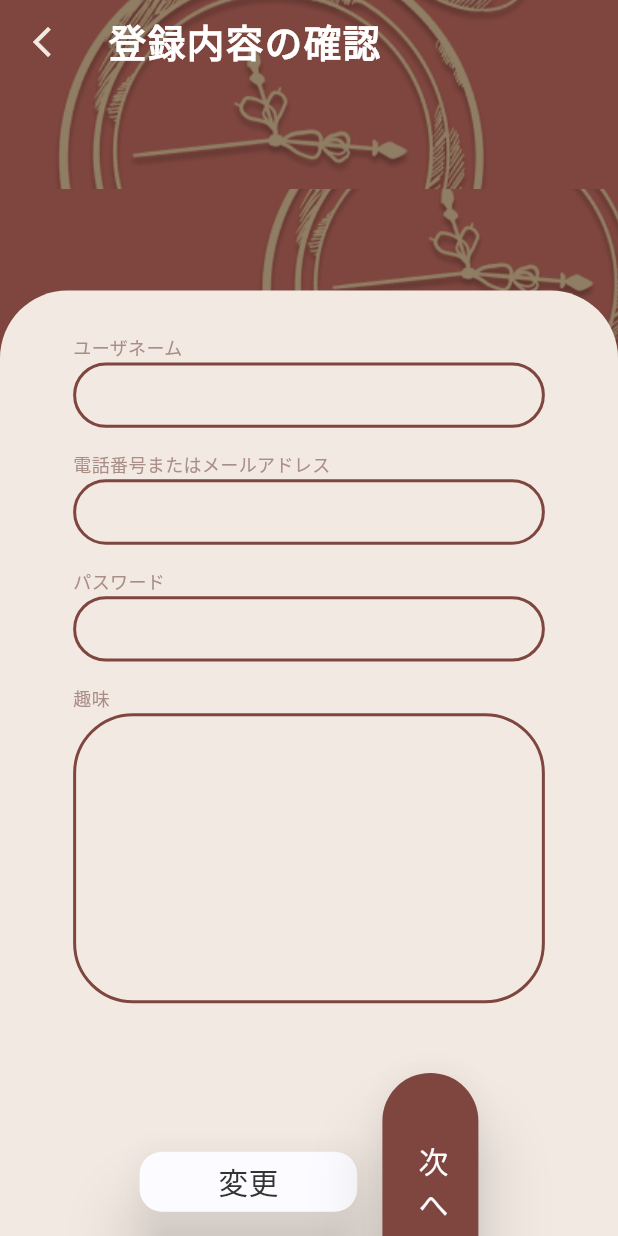
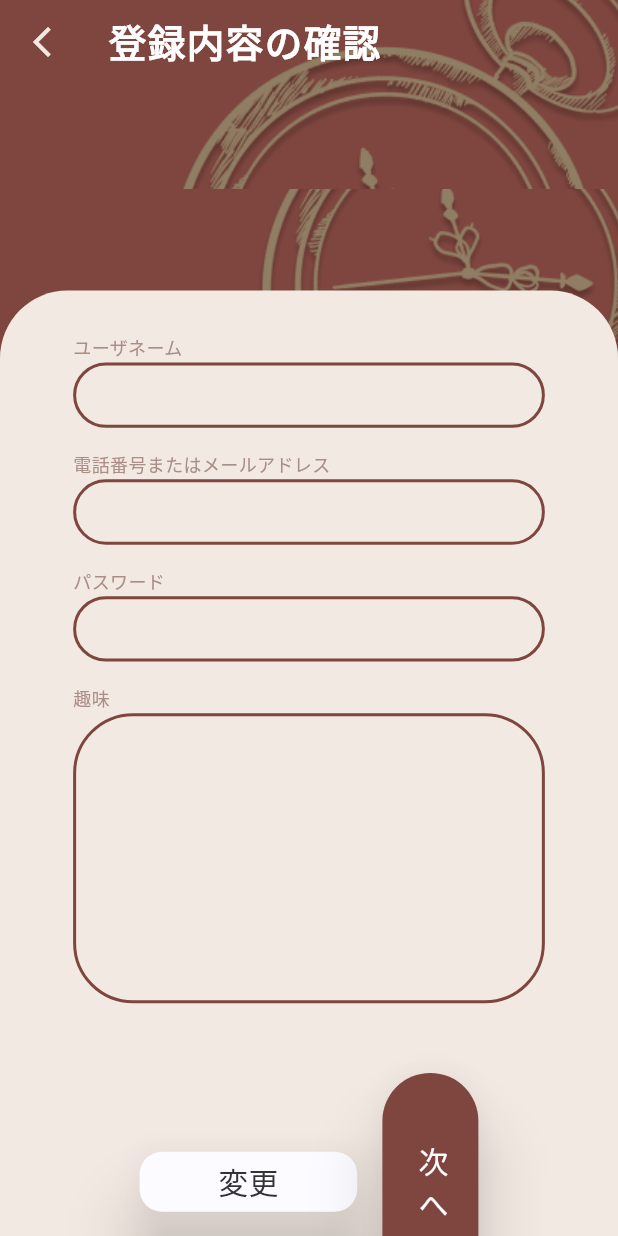
Before and after one commit to k-hinata515/time_alchemy_app, a Flutter app: the Registered_Content_Page screen opened directly, on a phone screen of 412 x 824 dp. Run offline on Flutter 3.47's test engine with Material 3 defaults, Android fonts, the phone set to English and light mode, and no system bars; our stand-ins replace cloud_firestore, device_preview, dotted_border, firebase_auth, firebase_core, flutter_rating_bar and 5 more; accounts and stored records are empty; generated files the repository leaves out were written again; network calls fail.

Commit message:
update AppBarWhiteTextCompornentのコード更新

```diff
--- a/lib/component/AppCompornent.dart
+++ b/lib/component/AppCompornent.dart
@@ -26,10 +26,34 @@ class AppBarWhiteTextCompornent extends StatelessWidget
   @override
   Widget build(BuildContext context) {
     final screen = ScreenRef(context).watch(screenProvider);
-
-    return AppBar(
+    final screen2 = MediaQuery.of(context).size;
+    return Stack(
+      children: [
+        Container(
+          child: Positioned(
+            top: screen.designH(-40),
+            right: screen.designW(-150),
+            child: Container(
+              color: Colors_compornet.globalBackgroundColorRed,
+              child: Container(
+                width: screen.designW(550), // 画像の幅を適切に設定してください
+                height: screen.designH(350), // 画像の高さを適切に設定してください
+                decoration: BoxDecoration(
+                  image: DecorationImage(
+                    image: AssetImage(
+                      'assets/logo_images/BackgroundTimeImage.png',
+                    ),
+                    fit: BoxFit.none,
+                  ),
+                ),
+              ),
+            ),
+          ),
+        ),
+        AppBar(
           elevation: 0,
-      backgroundColor: Colors_compornet.globalBackgroundColorRed,
+          backgroundColor: Colors.transparent,
+          //backgroundColor: Colors_compornet.globalBackgroundColorRed,
           bottom: PreferredSize(
             preferredSize: Size.fromHeight(0), // AppBarの下線を削除
             child: Container(),
@@ -79,26 +103,86 @@ class AppBarWhiteTextCompornent extends StatelessWidget
                   ),
                 ]
               : null,
-      flexibleSpace: Container(
-        decoration: BoxDecoration(
-          image: DecorationImage(
-            image: AssetImage(
-              'assets/logo_images/BackgroundTimeImage.png',
         ),
-            fit: BoxFit.none,
-          ),
-        ),
-        child: Align(
-          alignment: Alignment.topRight,
-          child: Padding(
-            padding: EdgeInsets.only(right: screen.designW(190)),
-            child: Container(
-                // ここに適用したい子要素を追加
-                ),
-          ),
-        ),
-      ),
+      ],
     );
+
+    // return new MaterialApp(
+    //     home: Stack(
+    //   children: <Widget>[
+    //     Align(
+    //       alignment: Alignment(1, 0),
+    //       child: Container(
+    //         height: double.infinity,
+    //         width: double.infinity,
+    //         decoration: BoxDecoration(
+    //           image: DecorationImage(
+    //             image: AssetImage(
+    //               'assets/logo_images/BackgroundTimeImage.png',
+    //             ),
+    //             fit: BoxFit.cover,
+    //           ),
+    //         ),
+    //       ),
+    //     ),
+    //     Scaffold(
+    //       backgroundColor: Colors.transparent,
+    //       appBar: AppBar(
+    //         backgroundColor: Colors.transparent,
+    //         elevation: 0.0,
+    //         bottom: PreferredSize(
+    //           preferredSize: Size.fromHeight(0), // AppBarの下線を削除
+    //           child: Container(),
+    //         ),
+    //         leading: showLeftIcon
+    //             ? IconButton(
+    //                 icon: const Icon(Icons.arrow_back_ios_new),
+    //                 color: Colors_compornet.globalBackgroundColorwhite,
+    //                 onPressed: onPressedLeft,
+    //               )
+    //             : null,
+    //         title: Column(
+    //           crossAxisAlignment: CrossAxisAlignment.start,
+    //           children: [
+    //             Text(
+    //               title.split('\n')[0],
+    //               style: const TextStyle(
+    //                 fontSize: 25,
+    //                 fontWeight: FontWeight.bold,
+    //                 letterSpacing: 1,
+    //                 color: Colors.white,
+    //               ),
+    //             ),
+    //             if (title.split('\n').length > 1)
+    //               Text(
+    //                 title.split('\n')[1],
+    //                 style: const TextStyle(
+    //                   fontSize: 25,
+    //                   fontWeight: FontWeight.bold,
+    //                   letterSpacing: 1,
+    //                   color: Colors.white,
+    //                 ),
+    //               ),
+    //           ],
+    //         ),
+    //         actions: showRightText
+    //             ? [
+    //                 TextButton(
+    //                   onPressed: onPressedRight,
+    //                   child: Text(
+    //                     rightText,
+    //                     style: const TextStyle(
+    //                       color: Colors_compornet.globalBackgroundColorwhite,
+    //                       fontSize: 15,
+    //                     ),
+    //                   ),
+    //                 ),
+    //               ]
+    //             : null,
+    //       ),
+    //     ),
+    //   ],
+    // ));
   }
 }
 
```
Lines whose indentation alone changed are shown as unchanged.
